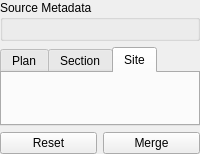
lparchaeology/ArkPlan, file ark/gui/ui/digitising_widget_base.ui: the form before one commit.
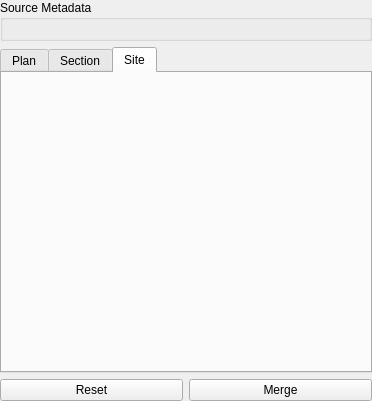
The form after the commit. The open tabs and pages were chosen to show the change. Custom widgets are drawn as their Qt base class.

Patch:
```diff
--- a/ark/gui/ui/digitising_widget_base.ui
+++ b/ark/gui/ui/digitising_widget_base.ui
@@ -2,6 +2,14 @@
 <ui version="4.0">
  <class>DigitisingWidget</class>
  <widget class="QWidget" name="DigitisingWidget">
+  <property name="geometry">
+   <rect>
+    <x>0</x>
+    <y>0</y>
+    <width>372</width>
+    <height>401</height>
+   </rect>
+  </property>
   <property name="windowTitle">
    <string>DigitisingWidget</string>
   </property>
@@ -21,7 +29,15 @@
       <bool>true</bool>
      </property>
      <widget class="QWidget" name="digitisingScrollAreaContents">
-      <layout class="QVBoxLayout" name="verticalLayout_2">
+      <property name="geometry">
+       <rect>
+        <x>0</x>
+        <y>0</y>
+        <width>372</width>
+        <height>358</height>
+       </rect>
+      </property>
+      <layout class="QVBoxLayout" name="digitisingScrollAreaLayout">
        <property name="sizeConstraint">
         <enum>QLayout::SetMinAndMaxSize</enum>
        </property>
@@ -41,7 +57,7 @@
         </widget>
        </item>
        <item>
-        <widget class="QTabWidget" name="tabWidget">
+        <widget class="QTabWidget" name="digitisingTabWidget">
          <property name="currentIndex">
           <number>0</number>
          </property>
@@ -117,18 +133,9 @@
            <property name="sizeConstraint">
             <enum>QLayout::SetMinAndMaxSize</enum>
            </property>
-           <property name="leftMargin">
+           <property name="margin">
             <number>12</number>
            </property>
-           <property name="topMargin">
-            <number>12</number>
-           </property>
-           <property name="rightMargin">
-            <number>12</number>
-           </property>
-           <property name="bottomMargin">
-            <number>0</number>
-           </property>
            <item>
             <widget class="FeatureWidget" name="siteFeatureWidget" native="true"/>
            </item>
```
Left out of the diff: 34 changed lines with no effect on the pictures.
